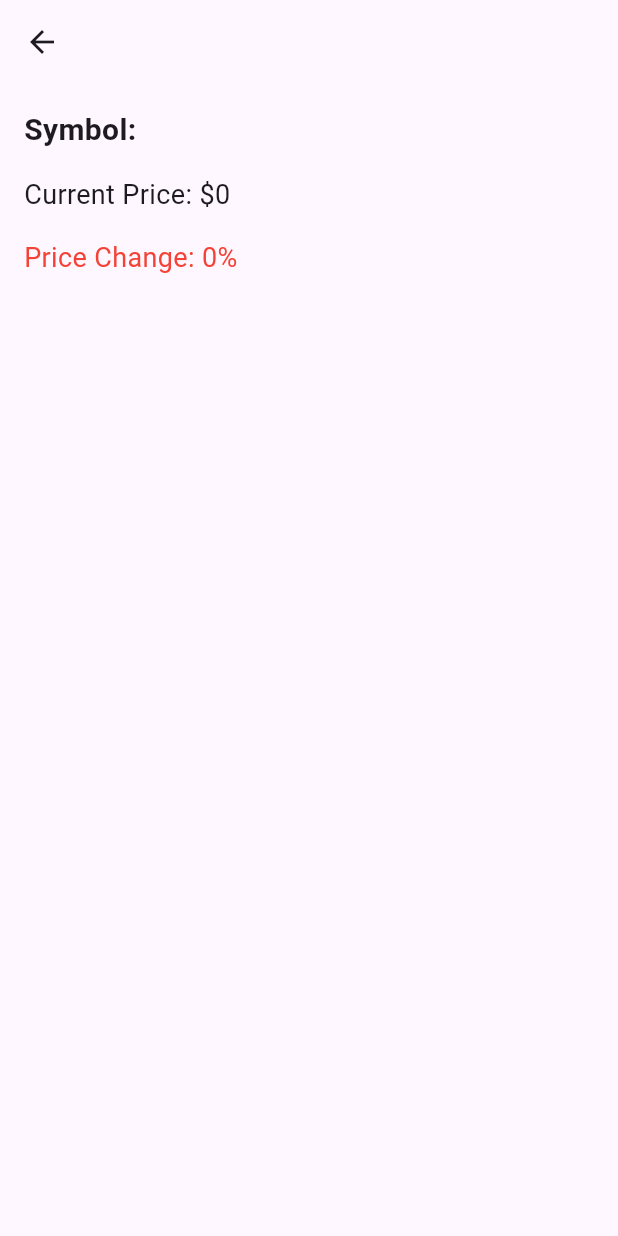
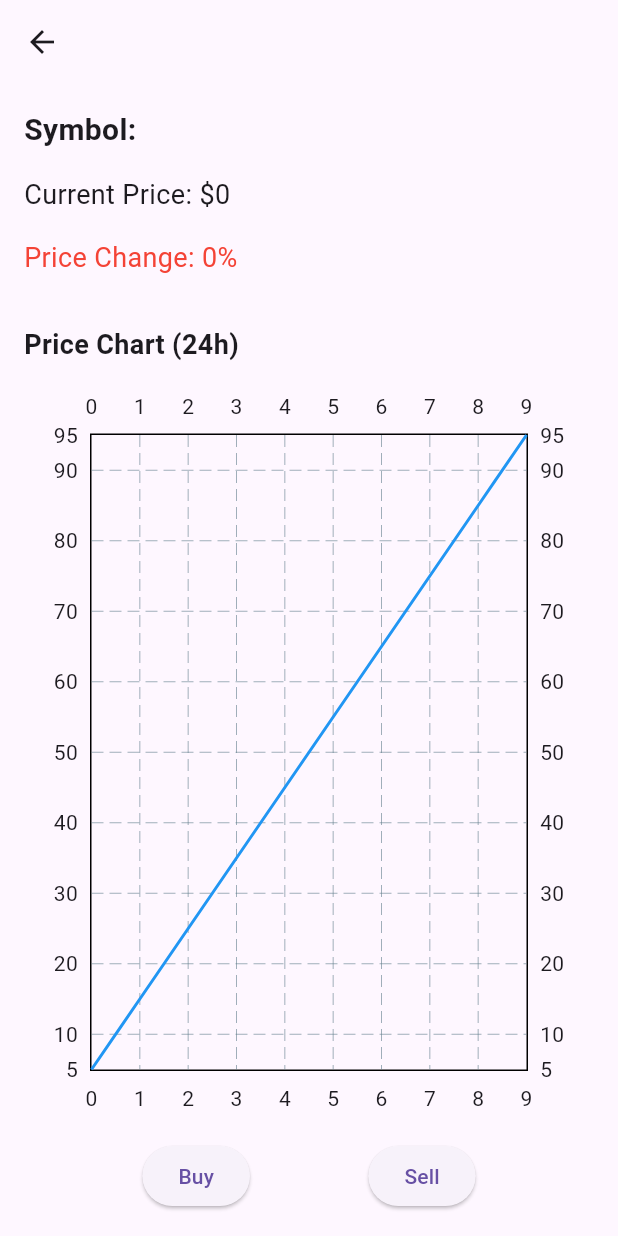
Before and after one commit to zmzmstz/tradingBot, a Flutter app: the CoinDetailPage screen opened directly with empty values, on a phone screen of 412 x 824 dp. Run offline on Flutter 3.47's test engine with Material 3 defaults, Android fonts, the phone set to English and light mode, and no system bars; drawn by our look-alikes of fl_chart; our stand-ins replace bloc, equatable, flutter_bloc, flutter_dotenv; network calls fail.

Commit message:
coin_detail_page.dart and dependencies added

```diff
--- /dev/null
+++ b/trade_bot_app/lib/models/portfolio_model.dart
@@ -0,0 +1,11 @@
+class Portfolio {
+  final String symbol;
+  final double quantity;
+  final double price; // Fiyat bilgisi
+
+  Portfolio({
+    required this.symbol,
+    required this.quantity,
+    required this.price,
+  });
+}
--- a/trade_bot_app/lib/screens/coin/coin_detail_page.dart
+++ b/trade_bot_app/lib/screens/coin/coin_detail_page.dart
@@ -1,4 +1,6 @@
 import 'package:flutter/material.dart';
+import 'package:fl_chart/fl_chart.dart';
+import 'buy_sell_page.dart';
 
 class CoinDetailPage extends StatelessWidget {
   final Map<String, dynamic> coin; // Coin bilgisi
@@ -33,6 +35,57 @@ class CoinDetailPage extends StatelessWidget {
                 color: double.tryParse(coin['P'])! > 0 ? Colors.green : Colors.red,
               ),
             ),
+            SizedBox(height: 32),
+            Text(
+              'Price Chart (24h)',
+              style: TextStyle(fontSize: 18, fontWeight: FontWeight.bold),
+            ),
+            SizedBox(height: 16),
+            Expanded(
+              child: LineChart(
+                LineChartData(
+                  lineBarsData: [
+                    LineChartBarData(
+                      spots: List.generate(
+                        10,
+                        (index) => FlSpot(index.toDouble(), (index * 10 + 5).toDouble()),
+                      ),
+                      isCurved: true,
+                      dotData: FlDotData(show: false),
+                      color: Colors.blue,
+                    ),
+                  ],
+                ),
+              ),
+            ),
+            SizedBox(height: 16),
+            Row(
+              mainAxisAlignment: MainAxisAlignment.spaceEvenly,
+              children: [
+                ElevatedButton(
+                  onPressed: () {
+                    Navigator.push(
+                      context,
+                      MaterialPageRoute(
+                        builder: (context) => BuySellPage(coin: coin, action: 'Buy'),
+                      ),
+                    );
+                  },
+                  child: Text('Buy'),
+                ),
+                ElevatedButton(
+                  onPressed: () {
+                    Navigator.push(
+                      context,
+                      MaterialPageRoute(
+                        builder: (context) => BuySellPage(coin: coin, action: 'Sell'),
+                      ),
+                    );
+                  },
+                  child: Text('Sell'),
+                ),
+              ],
+            ),
           ],
         ),
       ),
--- a/trade_bot_app/pubspec.yaml
+++ b/trade_bot_app/pubspec.yaml
@@ -16,6 +16,7 @@ dependencies:
   http: ^1.2.2
   intl: ^0.18.1
   web_socket_channel: ^2.1.0
+  fl_chart: ^0.69.2
   # shared_preferences: ^2.3.3  # Verileri yerel olarak saklamak için (örneğin favoriler)
 
 dev_dependencies:
```
Also changed, not shown: trade_bot_app/lib/blocs/portfolio/portfolio_bloc.dart (added, +33 -0 lines), trade_bot_app/lib/blocs/portfolio/portfolio_event.dart (added, +12 -0 lines), trade_bot_app/lib/blocs/portfolio/portfolio_state.dart (added, +18 -0 lines), trade_bot_app/lib/main.dart (+6 -1 lines), trade_bot_app/lib/repositories/portfolio_repository.dart (added, +24 -0 lines), trade_bot_app/lib/screens/coin/buy_sell_page.dart (added, +130 -0 lines), trade_bot_app/lib/screens/portfolio/portfolio_screen.dart (+50 -4 lines), trade_bot_app/pubspec.lock.
